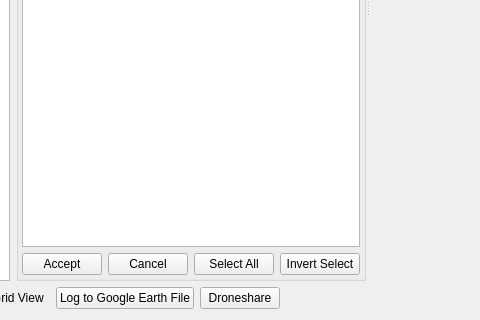
This is src/ui/AP2DataPlot2D.ui in ArduPilot/apm_planner as Qt 5 draws it before an edit; both pictures show x 884 to 1364 and y 280 to 600 of the 1550 by 600 pixel window. The edited form follows.
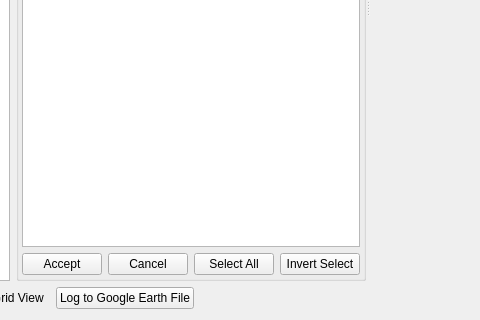
This is the edited form. Custom widgets are drawn as their Qt base class.

What changed in the file:
```diff
--- a/src/ui/AP2DataPlot2D.ui
+++ b/src/ui/AP2DataPlot2D.ui
@@ -371,13 +371,6 @@
        </property>
       </widget>
      </item>
-     <item>
-      <widget class="QPushButton" name="droneshareButton">
-       <property name="text">
-        <string>Droneshare</string>
-       </property>
-      </widget>
-     </item>
      <item>
       <spacer name="horizontalSpacer">
        <property name="orientation">
```
